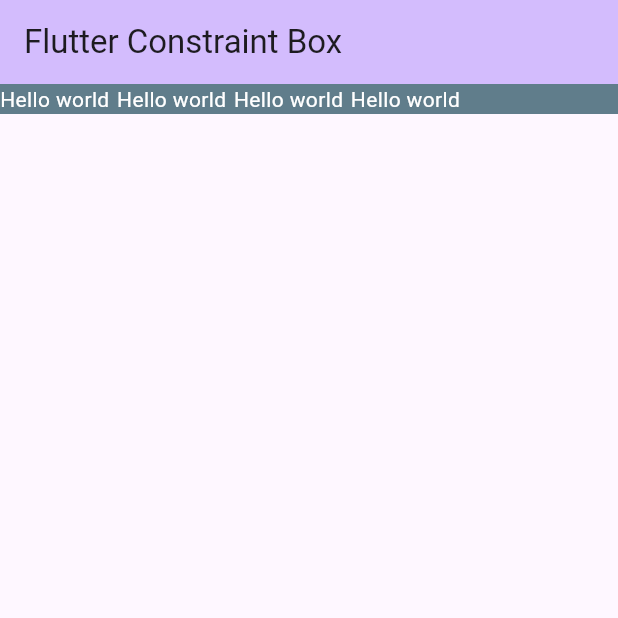
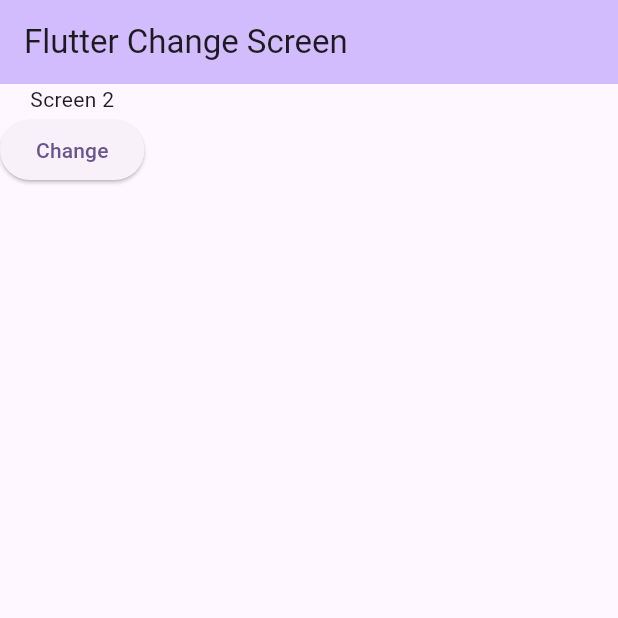
Before and after one commit to AnirudhDas01/flutter_prac_2, a Flutter app: the screen it shows after launch, on a phone screen of 412 x 824 dp, the top half of it. Run offline on Flutter 3.47's test engine with Material 3 defaults, Android fonts, the phone set to English and light mode, and no system bars.

Commit message:
Code update'

```diff
--- /dev/null
+++ b/lib/intro_page.dart
@@ -0,0 +1,30 @@
+import 'package:flutter/material.dart';
+import 'package:manage_states/main.dart';
+
+class IntoPage extends StatelessWidget {
+  const IntoPage({super.key});
+
+  @override
+  Widget build(BuildContext context) {
+    return Scaffold(
+      appBar: AppBar(
+        backgroundColor: Theme.of(context).colorScheme.inversePrimary,
+        title: const Text("Flutter Change Screen"),
+      ),
+      body: Column(
+        children: [
+          Text("Screen 2"),
+          ElevatedButton(
+            onPressed: () {
+              Navigator.push(
+                context,
+                MaterialPageRoute(builder: (builder) => MyHomePage()),
+              );
+            },
+            child: Text("Change"),
+          ),
+        ],
+      ),
+    );
+  }
+}
--- a/lib/main.dart
+++ b/lib/main.dart
@@ -1,4 +1,5 @@
 import 'package:flutter/material.dart';
+import 'package:manage_states/intro_page.dart';
 
 void main() {
   runApp(const MyApp());
@@ -12,7 +13,7 @@
     return MaterialApp(
       debugShowCheckedModeBanner: false,
       theme: ThemeData(colorScheme: .fromSeed(seedColor: Colors.deepPurple)),
-      home: const MyHomePage(),
+      home: IntoPage(),
     );
   }
 }
@@ -32,20 +33,19 @@
         backgroundColor: Theme.of(context).colorScheme.inversePrimary,
         title: Text("Flutter Constraint Box"),
       ),
-      body: ConstrainedBox(
-        constraints: BoxConstraints(minWidth: 100, maxHeight: double.infinity),
-        child: Container(
-          decoration: BoxDecoration(color: Colors.blueGrey),
-          child: Row(
-            spacing: 5,
-            children: [
-              Text("Hello world", style: TextStyle(color: Colors.white)),
-              Text("Hello world", style: TextStyle(color: Colors.white)),
-              Text("Hello world", style: TextStyle(color: Colors.white)),
-              Text("Hello world", style: TextStyle(color: Colors.white)),
-            ],
+      body: Column(
+        children: [
+          Text("Screen 1"),
+          ElevatedButton(
+            onPressed: () {
+              Navigator.push(
+                context,
+                MaterialPageRoute(builder: (builder) => IntoPage()),
+              );
+            },
+            child: Text("Change"),
           ),
-        ),
+        ],
       ),
     );
   }
```
